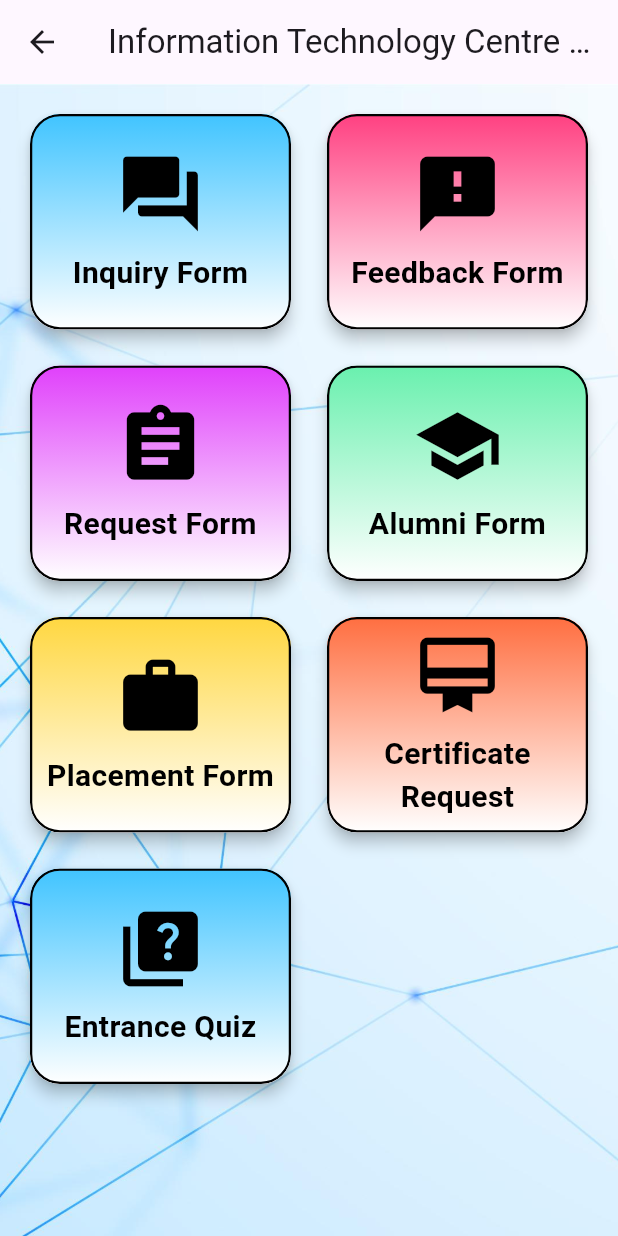
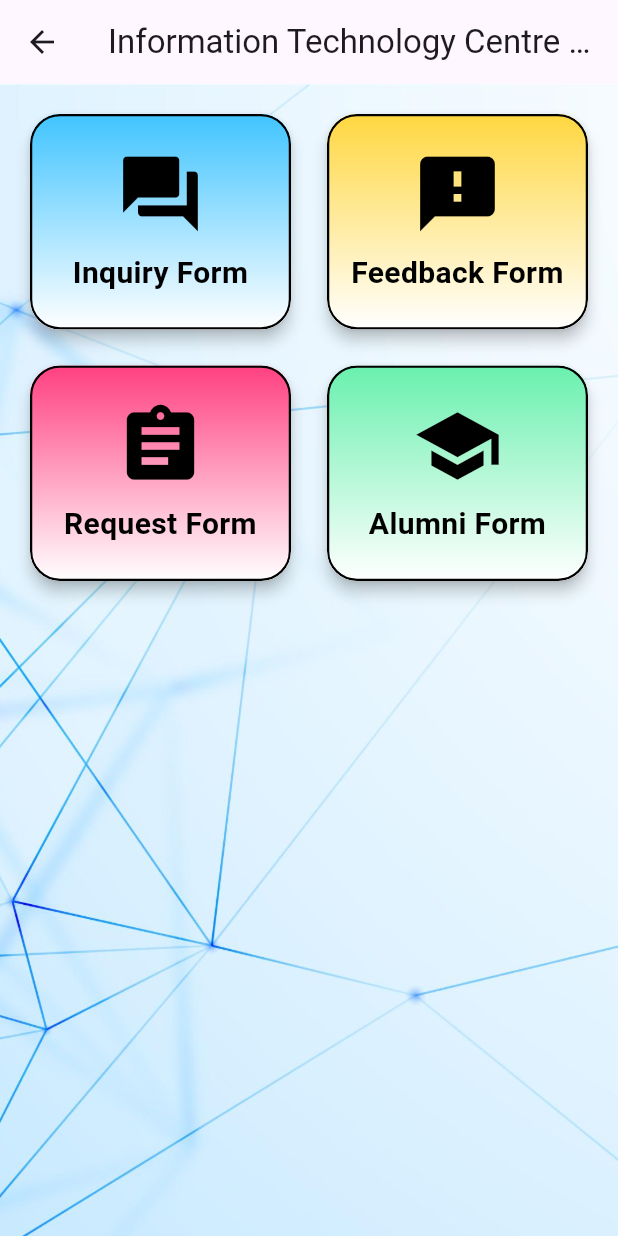
Before and after one commit to rathod009/KIOSK, a Flutter app: the InfoScreen screen opened directly, on a phone screen of 412 x 824 dp. Run offline on Flutter 3.47's test engine with Material 3 defaults, Android fonts, the phone set to English and light mode, and no system bars; our stand-ins replace qr_flutter.

Commit message:
Initial commit

```diff
--- a/lib/Screens/info.dart
+++ b/lib/Screens/info.dart
@@ -9,9 +9,9 @@ class InfoScreen extends StatelessWidget {
     GridItem('Feedback Form', 'Share your feedback', 'https://qr.page/g/2AlYpvwB2HY', Icons.feedback),
     GridItem('Request Form', 'Submit a request', 'https://qr.page/g/46Hcyx75D9n', Icons.assignment),
     GridItem('Alumni Form', 'Alumni information', 'https://www.itcentre.org/alumni/index.php?p=registration', Icons.school),
-    GridItem('Placement Form', 'Placement assistance', 'https://www.example.com/form5', Icons.work),
-    GridItem('Certificate Request', 'Submit a request', 'https://www.example.com/form6', Icons.card_membership),
-    GridItem('Entrance Quiz', 'Attempt Quiz', 'https://www.example.com/form6', Icons.quiz),
+    // GridItem('Placement Form', 'Placement assistance', 'https://www.example.com/form5', Icons.work),
+    // GridItem('Certificate Request', 'Submit a request', 'https://www.example.com/form6', Icons.card_membership),
+    // GridItem('Entrance Quiz', 'Attempt Quiz', 'https://www.example.com/form6', Icons.quiz),
   ];
 
   InfoScreen({super.key});
--- a/lib/utils/gradient_utils.dart
+++ b/lib/utils/gradient_utils.dart
@@ -8,12 +8,12 @@ LinearGradient getGradient(int index) {
       end: Alignment.bottomCenter, // End at bottom-right
       );
     case 1:
-      return LinearGradient(colors: [Colors.pinkAccent, Colors.white],
+      return LinearGradient(colors: [Colors.amberAccent, Colors.white],
       begin: Alignment.topCenter, // Start at top-left
       end: Alignment.bottomCenter, // End at bottom-right
       );
     case 2:
-      return LinearGradient(colors: [Colors.purpleAccent, Colors.white],
+      return LinearGradient(colors: [Colors.pinkAccent, Colors.white],
       begin: Alignment.topCenter, // Start at top-left
       end: Alignment.bottomCenter, // End at bottom-right
       );
@@ -23,7 +23,7 @@ LinearGradient getGradient(int index) {
       end: Alignment.bottomCenter, // End at bottom-right
       );
     case 4:
-      return LinearGradient(colors: [Colors.amberAccent, Colors.white],
+      return LinearGradient(colors: [Colors.purpleAccent, Colors.white],
       begin: Alignment.topCenter, // Start at top-left
       end: Alignment.bottomCenter, // End at bottom-right
       );
```
Also changed, not shown: 129 other files.
